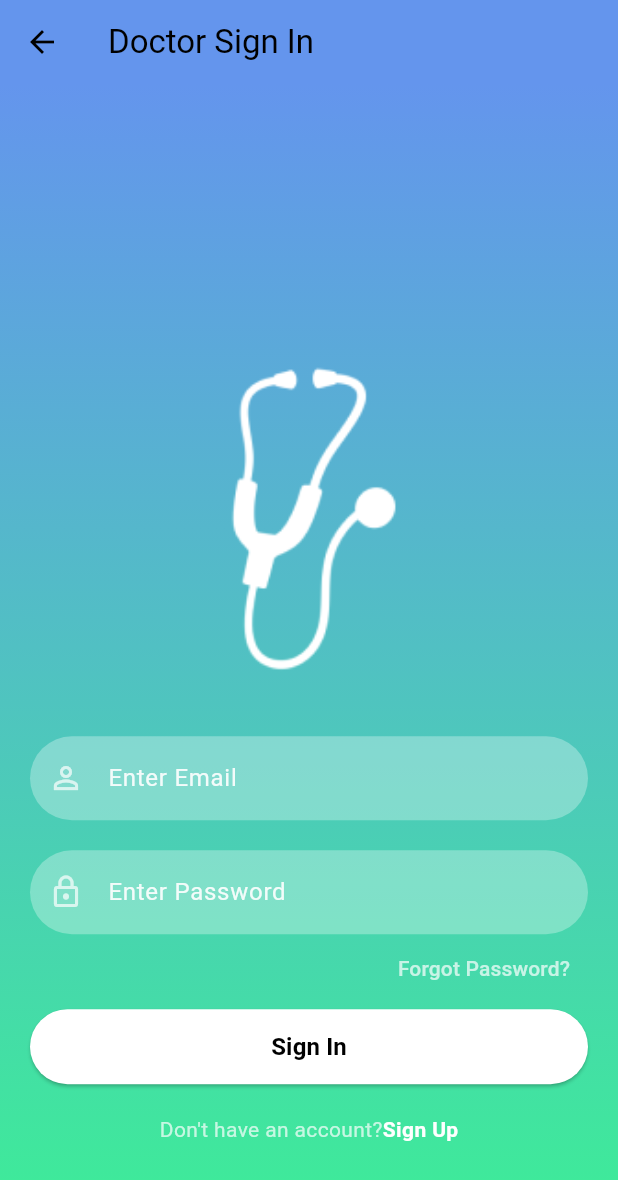
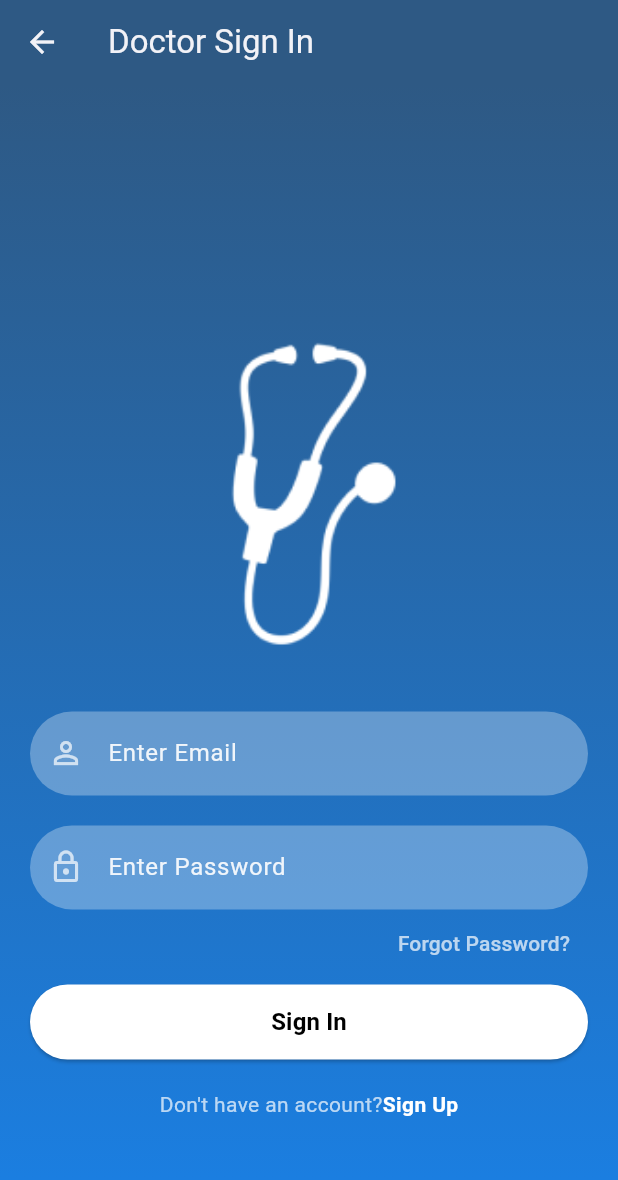
Before and after one commit to KeremTamirci/ImmunotherapyApp, a Flutter app: the DoctorSignInScreen screen opened directly, on a phone screen of 412 x 824 dp. Shown: the top 1180 px of the screen. Run offline on Flutter 3.47's test engine with Material 3 defaults, Android fonts, the phone set to English and light mode, and no system bars; our stand-ins replace accordion, cloud_firestore, firebase_auth, firebase_core, firebase_messaging, fl_chart and 5 more; missing offline and left inert: flutter_material_pickers; accounts and stored records are empty; generated files the repository leaves out were written again; project files that could hold a hidden picture were left out.

Commit message:
visual enhancement

```diff
--- a/immunotheraphy_app/lib/doctor/screens/doctor_signin_screen.dart
+++ b/immunotheraphy_app/lib/doctor/screens/doctor_signin_screen.dart
@@ -1,4 +1,5 @@
 import 'package:firebase_auth/firebase_auth.dart';
+import 'package:flutter/widgets.dart';
 import 'package:immunotheraphy_app/reusable_widgets/reusable_widget.dart';
 import 'package:immunotheraphy_app/doctor/screens/doctor_home_screen.dart';
 import 'package:immunotheraphy_app/doctor/screens/reset_password.dart';
@@ -28,29 +29,34 @@ class _DoctorSignInScreenState extends State<DoctorSignInScreen> {
             Navigator.pop(context); // Navigate back to the previous screen
           },
         ),
-        backgroundColor: hexStringToColor("6495ED"),
+        backgroundColor: Color(0xff2e5984),
+        foregroundColor: Theme.of(context).colorScheme.onPrimary,
       ),
       body: Container(
         width: MediaQuery.of(context).size.width,
         height: MediaQuery.of(context).size.height,
         decoration: BoxDecoration(
-            gradient: LinearGradient(colors: [
-//          hexStringToColor("CB2B93"),
-//          hexStringToColor("9546C4"),
-//          hexStringToColor("5E61F4")
-          hexStringToColor("6495ED"),
-          hexStringToColor("3DED97")
-        ], begin: Alignment.topCenter, end: Alignment.bottomCenter)),
+          gradient: LinearGradient(
+            colors: [
+              Color(0xff2e5984),
+              Color(0xff1a80e5)
+            ],
+            begin: Alignment.topCenter,
+            end: Alignment.bottomCenter,
+          ),
+        ),
         child: SingleChildScrollView(
           child: Padding(
             padding: EdgeInsets.fromLTRB(
-                20, MediaQuery.of(context).size.height * 0.2, 20, 0),
+              20,
+              MediaQuery.of(context).size.height * 0.18,
+              20,
+              20, // Add bottom padding here
+            ),
             child: Column(
               children: <Widget>[
                 logoWidget("assets/images/doctor_card.png"),
-                const SizedBox(
-                  height: 30,
-                ),
+                const SizedBox(height: 30),
                 reusableTextField(
                   AppLocalizations.of(context)!.enterEmail,
                   Icons.person_outline,
@@ -58,9 +64,7 @@ class _DoctorSignInScreenState extends State<DoctorSignInScreen> {
                   _emailTextController,
                   scrollPadding: MediaQuery.of(context).viewInsets.bottom,
                 ),
-                const SizedBox(
-                  height: 20,
-                ),
+                const SizedBox(height: 20),
                 reusableTextField(
                   AppLocalizations.of(context)!.enterPassword,
                   Icons.lock_outline,
@@ -68,22 +72,24 @@ class _DoctorSignInScreenState extends State<DoctorSignInScreen> {
                   _passwordTextController,
                   scrollPadding: MediaQuery.of(context).viewInsets.bottom,
                 ),
-                const SizedBox(
-                  height: 5,
-                ),
+                const SizedBox(height: 5),
                 forgetPassword(context),
-                firebaseUIButton(context, AppLocalizations.of(context)!.signIn, () async {
+                firebaseUIButton(
+                  context,
+                  AppLocalizations.of(context)!.signIn,
+                  () async {
                     try {
                       final userCredential = await FirebaseAuth.instance
                           .signInWithEmailAndPassword(
                         email: _emailTextController.text,
-                            password: _passwordTextController.text);
+                        password: _passwordTextController.text,
+                      );
                       // Sign-in successful, navigate to the next screen
                       Navigator.pushAndRemoveUntil(
                         context,
-                        MaterialPageRoute(
-                            builder: (context) => DoctorHomeScreen()),
-                        (_) => false);
+                        MaterialPageRoute(builder: (context) => DoctorHomeScreen()),
+                        (_) => false,
+                      );
                     } catch (error) {
                       print("Error: ${error.toString()}");
                       // Handle the error gracefully, e.g., show a dialog or a snackbar
@@ -92,8 +98,7 @@ class _DoctorSignInScreenState extends State<DoctorSignInScreen> {
                         builder: (context) {
                           return AlertDialog(
                             title: Text("Error"),
-                          content:
-                              Text("An error occurred: ${error.toString()}"),
+                            content: Text("An error occurred: ${error.toString()}"),
                             actions: [
                               TextButton(
                                 onPressed: () {
@@ -106,8 +111,15 @@ class _DoctorSignInScreenState extends State<DoctorSignInScreen> {
                         },
                       );
                     }
-                }),
-                signUpOption()
+                  },
+                ),
+                signUpOption(),
+                Padding(padding: EdgeInsets.fromLTRB(
+              20,
+              MediaQuery.of(context).size.height * 0.18,
+              20,
+              20, // Add bottom padding here
+            )), // Padding added under the sign-up button
               ],
             ),
           ),
@@ -120,18 +132,22 @@ class _DoctorSignInScreenState extends State<DoctorSignInScreen> {
     return Row(
       mainAxisAlignment: MainAxisAlignment.center,
       children: [
-         Text(AppLocalizations.of(context)!.dontHaveAnAccount,
-            style: TextStyle(color: Colors.white70)),
+        Text(
+          AppLocalizations.of(context)!.dontHaveAnAccount,
+          style: TextStyle(color: Colors.white70),
+        ),
         GestureDetector(
           onTap: () {
-            Navigator.push(context,
-                MaterialPageRoute(builder: (context) => DoctorSignUpScreen()));
+            Navigator.push(
+              context,
+              MaterialPageRoute(builder: (context) => DoctorSignUpScreen()),
+            );
           },
-          child:  Text(
+          child: Text(
             AppLocalizations.of(context)!.signUp,
             style: TextStyle(color: Colors.white, fontWeight: FontWeight.bold),
           ),
-        )
+        ),
       ],
     );
   }
@@ -142,13 +158,15 @@ class _DoctorSignInScreenState extends State<DoctorSignInScreen> {
       height: 35,
       alignment: Alignment.bottomRight,
       child: TextButton(
-        child:  Text(
+        child: Text(
           AppLocalizations.of(context)!.forgotPassword,
           style: TextStyle(color: Colors.white70),
           textAlign: TextAlign.right,
         ),
-        onPressed: () => Navigator.push(context,
-            MaterialPageRoute(builder: (context) => DoctorResetPassword())),
+        onPressed: () => Navigator.push(
+          context,
+          MaterialPageRoute(builder: (context) => DoctorResetPassword()),
+        ),
       ),
     );
   }
--- a/immunotheraphy_app/lib/doctor/screens/new_patient_page.dart
+++ b/immunotheraphy_app/lib/doctor/screens/new_patient_page.dart
@@ -110,6 +110,7 @@ class _NewPatientPageState extends State<NewPatientPage> {
                   child: Text(AppLocalizations.of(context)!.register),
                   style: ElevatedButton.styleFrom(
                     backgroundColor: hexStringToColor("6495ED"),
+                    foregroundColor: Colors.black,
                     padding: EdgeInsets.symmetric(vertical: 16),
                   ),
                 ),
@@ -300,7 +301,7 @@ class FancyCheckbox extends StatelessWidget {
       height: 28,
       decoration: BoxDecoration(
         shape: BoxShape.circle,
-        border: Border.all(color: Colors.blue),
+        border: Border.all(color: hexStringToColor("2E5984")),
       ),
       child: Theme(
         data: ThemeData(
@@ -309,7 +310,7 @@ class FancyCheckbox extends StatelessWidget {
         child: Checkbox(
           value: value,
           onChanged: onChanged,
-          activeColor: Colors.blue,
+          activeColor: hexStringToColor("2E5984"),
           checkColor: Colors.white,
         ),
       ),
--- a/immunotheraphy_app/lib/l10n/app_en.arb
+++ b/immunotheraphy_app/lib/l10n/app_en.arb
@@ -124,5 +124,6 @@
     "dosageAdded": "Dosage added successfully",
     "dosageAndSymptomPage": "Dosage and Symptom Page",
     "selectSymptom": "Select Symptom",
-    "saveDosage":"Save Dosage"
+    "saveDosage":"Save Dosage",
+    "noPatientsFound":" You currently have no recorded patients."
  }
--- a/immunotheraphy_app/lib/l10n/app_tr.arb
+++ b/immunotheraphy_app/lib/l10n/app_tr.arb
@@ -112,5 +112,6 @@
     "dosageAdded": "Doz başarıyla eklenmiştir",
     "dosageAndSymptomPage": "Doz ve Semptom Sayfası",
     "selectSymptom": "Semptom Seçin",
-    "saveDosage":"Dozu Kaydet"
+    "saveDosage":"Dozu Kaydet",
+    "noPatientsFound":"Kayıtlı hastanız bulunmamaktadır."
 }
```
Also changed, not shown: immunotheraphy_app/lib/doctor/screens/patient_list_screen.dart (+36 -11 lines), immunotheraphy_app/lib/patient/screens/patient_signin_screen.dart (+7 -1 lines). Lines whose indentation alone changed are shown as unchanged.
